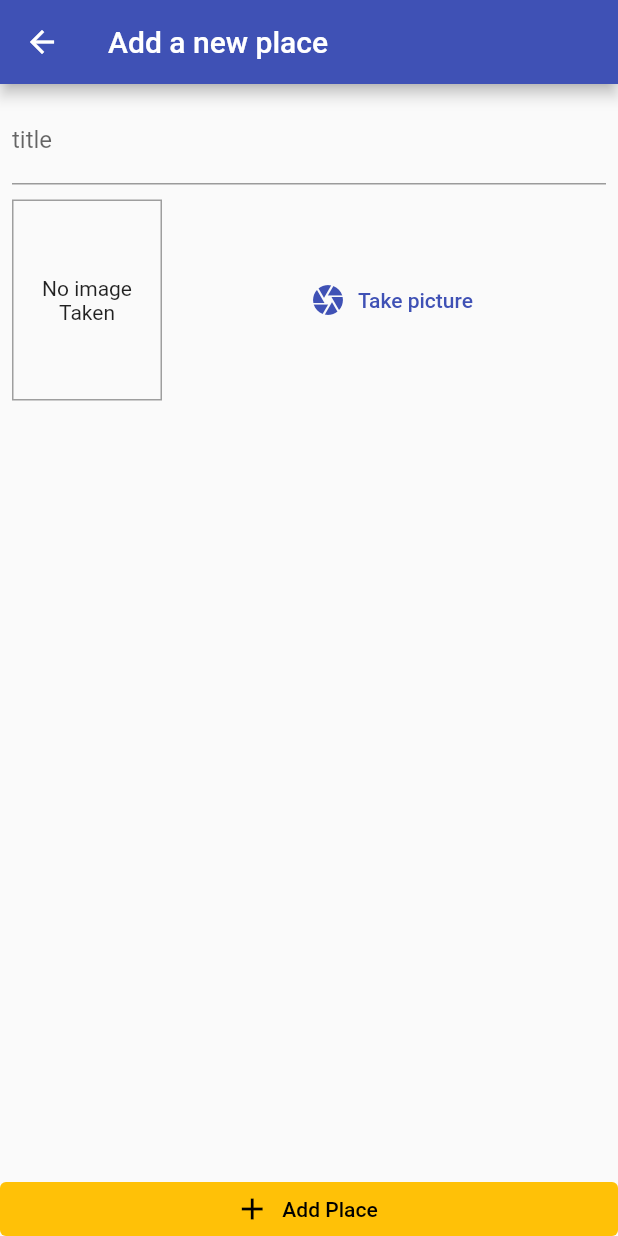
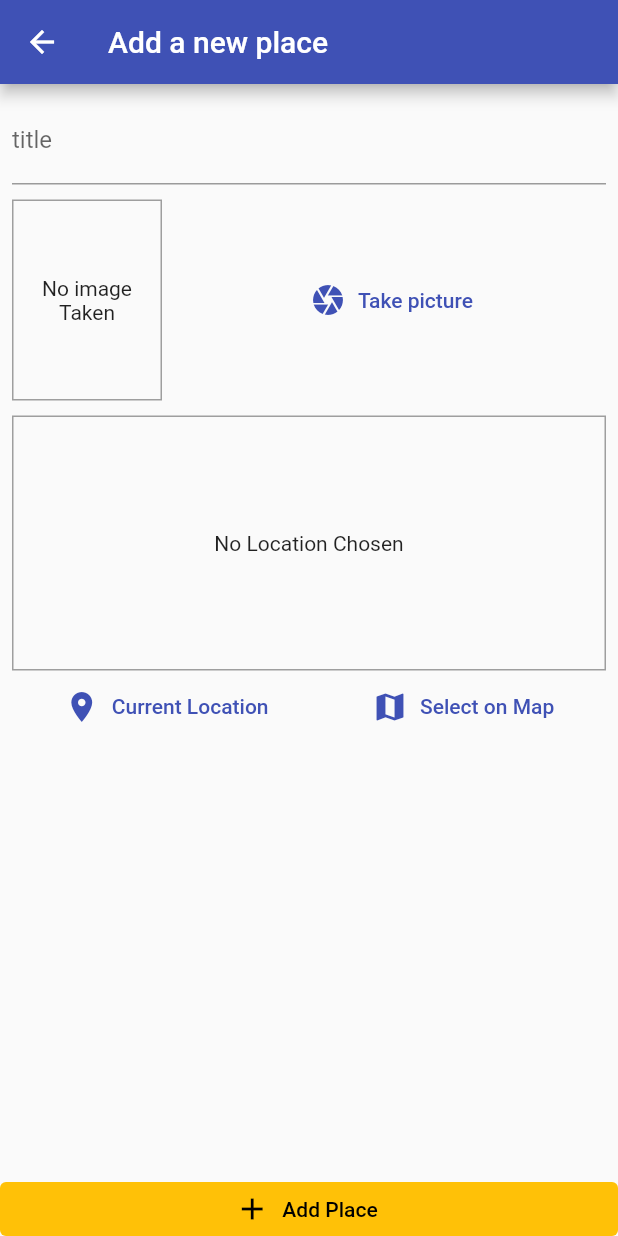
Before and after one commit to pawellak/great_places_app, a Flutter app: the AddPlaceScreen screen opened by its route, on a phone screen of 412 x 824 dp. Run offline on Flutter 3.47's test engine with Material 2 defaults, Android fonts, the phone set to English and light mode, and no system bars; our stand-ins replace image_picker, nested, sqflite; accounts and stored records are empty.

Commit message:
Added: location Input & The "location" Package.

```diff
--- a/lib/screens/add_place_screen.dart
+++ b/lib/screens/add_place_screen.dart
@@ -3,6 +3,7 @@ import 'package:flutter/material.dart';
 import 'package:places_app/providers/great_places.dart';
 import 'package:places_app/screens/places_list_screen.dart';
 import 'package:places_app/widgets/image_inputs.dart';
+import 'package:places_app/widgets/location_inputs.dart';
 import 'package:provider/provider.dart';
 
 class AddPlaceScreen extends StatefulWidget {
@@ -74,7 +75,11 @@ class _AddPlaceScreenState extends State<AddPlaceScreen> {
             const SizedBox(
               height: 10,
             ),
-            ImageInputs(onSelectImage: _selectImage)
+            ImageInputs(onSelectImage: _selectImage),
+            const SizedBox(
+              height: 10,
+            ),
+            const LocationInput(),
           ],
         ),
       ),
--- /dev/null
+++ b/lib/widgets/location_inputs.dart
@@ -0,0 +1,45 @@
+import 'package:flutter/material.dart';
+
+class LocationInput extends StatefulWidget {
+  const LocationInput({Key? key}) : super(key: key);
+
+  @override
+  _LocationInputState createState() => _LocationInputState();
+}
+
+class _LocationInputState extends State<LocationInput> {
+   String? _previewImageUrl;
+
+  @override
+  Widget build(BuildContext context) {
+    return Column(
+      children: [
+        Container(
+          decoration:
+          BoxDecoration(border: Border.all(width: 1, color: Colors.grey)),
+          height: 170,
+          width: double.infinity,
+          child: _previewImageUrl == null
+              ? const Center(child:  Text('No Location Chosen',textAlign: TextAlign.center,))
+              : Image.network(_previewImageUrl!,
+                  fit: BoxFit.fill, width: double.infinity),
+        ),
+        Row(mainAxisAlignment: MainAxisAlignment.spaceAround,
+          children: [
+
+            TextButton.icon(
+              icon: const Icon(Icons.location_on),
+              onPressed: () {},
+              label: const Text('Current Location'),
+            ),
+            TextButton.icon(
+              icon: const Icon(Icons.map),
+              onPressed: () {},
+              label: const Text('Select on Map'),
+            )
+          ],
+        ),
+      ],
+    );
+  }
+}
--- a/pubspec.yaml
+++ b/pubspec.yaml
@@ -39,6 +39,7 @@ dependencies:
   path_provider: ^2.0.4
   path: ^1.8.0
   sqflite: ^2.0.0+4
+  location: ^4.3.0
 
 dev_dependencies:
   flutter_test:
```
Also changed, not shown: pubspec.lock, 2 other files.
